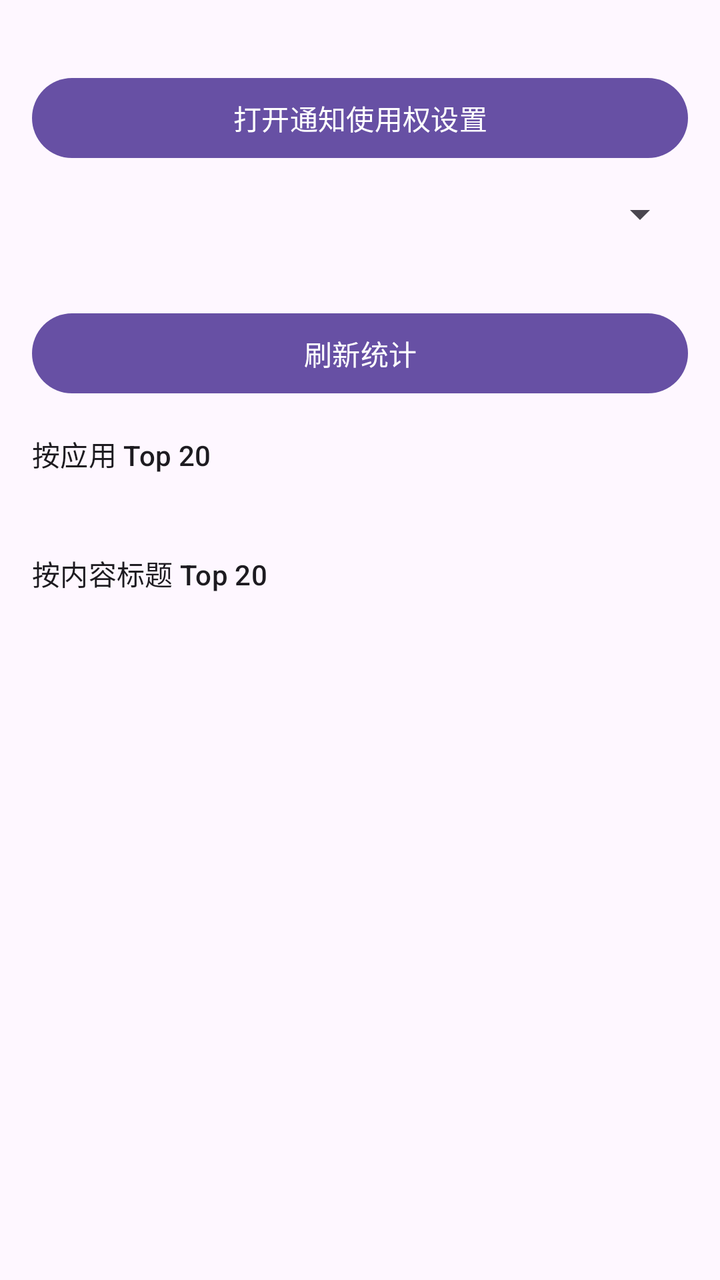
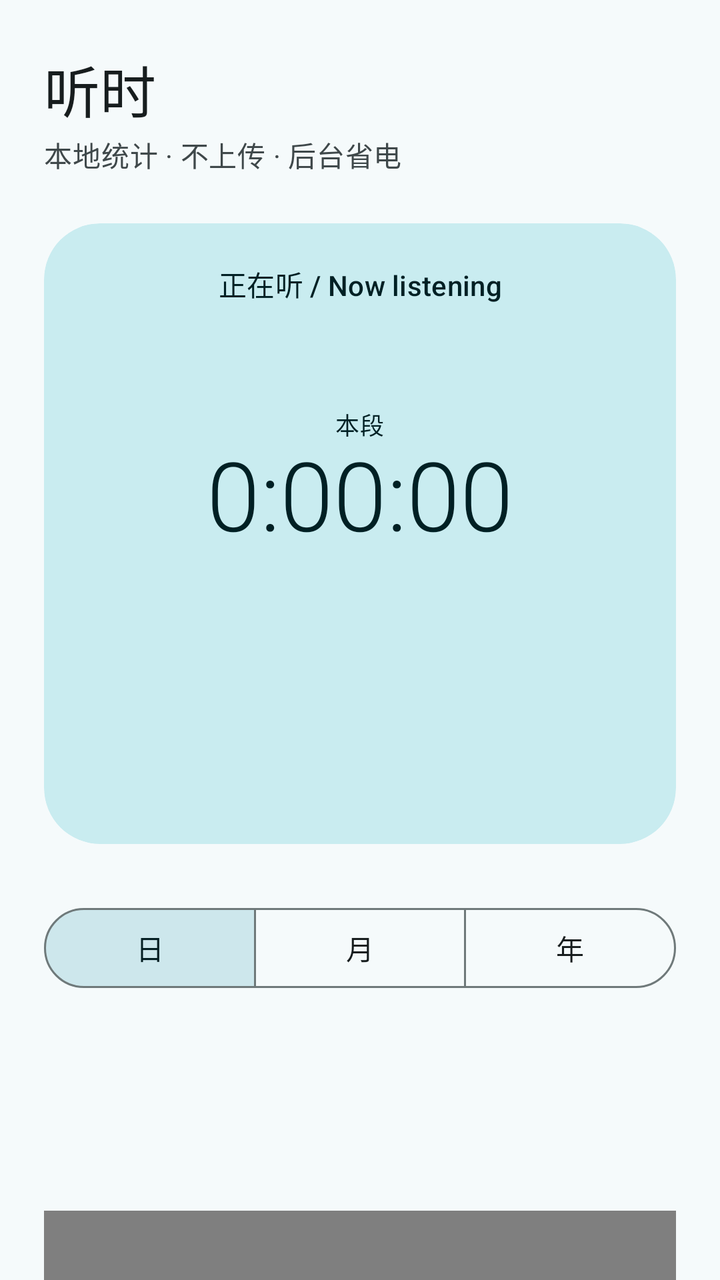

Two renders of the same Android screen: before a commit and after it. Below are the layout's source before the change and the commit's diff.
<!-- AndroidManifest.xml: application theme Theme.ListenStat -->
<!-- res/layout/activity_main.xml -->
<?xml version="1.0" encoding="utf-8"?>
<ScrollView xmlns:android="http://schemas.android.com/apk/res/android"
    android:layout_width="match_parent"
    android:layout_height="match_parent"
    android:padding="16dp">

    <LinearLayout
        android:layout_width="match_parent"
        android:layout_height="wrap_content"
        android:orientation="vertical">

        <TextView
            android:id="@+id/txtPermission"
            android:layout_width="match_parent"
            android:layout_height="wrap_content"
            android:textAppearance="?attr/textAppearanceBodyMedium" />

        <Button
            android:id="@+id/btnPermission"
            android:layout_width="match_parent"
            android:layout_height="wrap_content"
            android:text="@string/open_permission" />

        <Spinner
            android:id="@+id/spinnerRange"
            android:layout_width="match_parent"
            android:layout_height="wrap_content"
            android:layout_marginTop="12dp" />

        <TextView
            android:id="@+id/txtTotal"
            android:layout_width="match_parent"
            android:layout_height="wrap_content"
            android:layout_marginTop="12dp"
            android:textAppearance="?attr/textAppearanceTitleMedium" />

        <Button
            android:id="@+id/btnRefresh"
            android:layout_width="match_parent"
            android:layout_height="wrap_content"
            android:text="@string/refresh" />

        <TextView
            android:layout_width="match_parent"
            android:layout_height="wrap_content"
            android:layout_marginTop="16dp"
            android:text="@string/section_apps"
            android:textAppearance="?attr/textAppearanceTitleSmall" />

        <TextView
            android:id="@+id/txtApps"
            android:layout_width="match_parent"
            android:layout_height="wrap_content"
            android:layout_marginTop="4dp"
            android:textIsSelectable="true" />

        <TextView
            android:layout_width="match_parent"
            android:layout_height="wrap_content"
            android:layout_marginTop="16dp"
            android:text="@string/section_titles"
            android:textAppearance="?attr/textAppearanceTitleSmall" />

        <TextView
            android:id="@+id/txtTitles"
            android:layout_width="match_parent"
            android:layout_height="wrap_content"
            android:layout_marginTop="4dp"
            android:textIsSelectable="true" />
    </LinearLayout>
</ScrollView>
<!-- resources referenced by this layout -->
<resources>
  <string name="open_permission">打开通知使用权设置</string>
  <string name="refresh">刷新统计</string>
  <style name="Theme.ListenStat" parent="Theme.Material3.DayNight.NoActionBar" />
  <!-- unchanged entries left out for length: 2 -->
</resources>

<!-- the commit's change to res/layout/activity_main.xml (unified diff, before → after) -->
@@ -1,71 +1,338 @@
 <?xml version="1.0" encoding="utf-8"?>
-<ScrollView xmlns:android="http://schemas.android.com/apk/res/android"
+<androidx.core.widget.NestedScrollView xmlns:android="http://schemas.android.com/apk/res/android"
+    xmlns:app="http://schemas.android.com/apk/res-auto"
+    android:id="@+id/scroll"
     android:layout_width="match_parent"
     android:layout_height="match_parent"
-    android:padding="16dp">
+    android:background="?android:attr/colorBackground"
+    android:clipToPadding="false">
 
     <LinearLayout
+        android:id="@+id/content"
         android:layout_width="match_parent"
         android:layout_height="wrap_content"
-        android:orientation="vertical">
-
+        android:orientation="vertical"
+        android:paddingHorizontal="22dp"
+        android:paddingTop="24dp"
+        android:paddingBottom="32dp">
+
+        
         <TextView
-            android:id="@+id/txtPermission"
-            android:layout_width="match_parent"
-            android:layout_height="wrap_content"
-            android:textAppearance="?attr/textAppearanceBodyMedium" />
-
-        <Button
-            android:id="@+id/btnPermission"
-            android:layout_width="match_parent"
-            android:layout_height="wrap_content"
-            android:text="@string/open_permission" />
-
-        <Spinner
-            android:id="@+id/spinnerRange"
-            android:layout_width="match_parent"
-            android:layout_height="wrap_content"
-            android:layout_marginTop="12dp" />
+            android:layout_width="match_parent"
+            android:layout_height="wrap_content"
+            android:text="@string/header_title"
+            android:textAppearance="?attr/textAppearanceHeadlineMedium"
+            android:textColor="?attr/colorOnBackground" />
 
         <TextView
-            android:id="@+id/txtTotal"
-            android:layout_width="match_parent"
-            android:layout_height="wrap_content"
-            android:layout_marginTop="12dp"
-            android:textAppearance="?attr/textAppearanceTitleMedium" />
-
-        <Button
-            android:id="@+id/btnRefresh"
-            android:layout_width="match_parent"
-            android:layout_height="wrap_content"
-            android:text="@string/refresh" />
-
-        <TextView
-            android:layout_width="match_parent"
-            android:layout_height="wrap_content"
-            android:layout_marginTop="16dp"
-            android:text="@string/section_apps"
-            android:textAppearance="?attr/textAppearanceTitleSmall" />
-
-        <TextView
-            android:id="@+id/txtApps"
-            android:layout_width="match_parent"
-            android:layout_height="wrap_content"
-            android:layout_marginTop="4dp"
-            android:textIsSelectable="true" />
-
-        <TextView
-            android:layout_width="match_parent"
-            android:layout_height="wrap_content"
-            android:layout_marginTop="16dp"
-            android:text="@string/section_titles"
-            android:textAppearance="?attr/textAppearanceTitleSmall" />
-
-        <TextView
-            android:id="@+id/txtTitles"
-            android:layout_width="match_parent"
-            android:layout_height="wrap_content"
-            android:layout_marginTop="4dp"
-            android:textIsSelectable="true" />
+            android:layout_width="match_parent"
+            android:layout_height="wrap_content"
+            android:layout_marginTop="2dp"
+            android:text="@string/header_subtitle"
+            android:textAppearance="?attr/textAppearanceBodyMedium"
+            android:textColor="?attr/colorOnSurfaceVariant" />
+
+        
+        <com.google.android.material.card.MaterialCardView
+            android:id="@+id/cardPermission"
+            style="@style/LS.Card"
+            android:layout_width="match_parent"
+            android:layout_height="wrap_content"
+            android:layout_marginTop="24dp"
+            android:visibility="gone"
+            app:cardBackgroundColor="?attr/colorTertiaryContainer">
+
+            <LinearLayout
+                android:layout_width="match_parent"
+                android:layout_height="wrap_content"
+                android:orientation="vertical"
+                android:padding="24dp">
+
+                <TextView
+                    android:layout_width="match_parent"
+                    android:layout_height="wrap_content"
+                    android:text="@string/permission_title"
+                    android:textAppearance="?attr/textAppearanceTitleLarge" />
+
+                <TextView
+                    android:layout_width="match_parent"
+                    android:layout_height="wrap_content"
+                    android:layout_marginTop="8dp"
+                    android:lineSpacingMultiplier="1.2"
+                    android:text="@string/permission_body"
+                    android:textAppearance="?attr/textAppearanceBodyMedium" />
+
+                <com.google.android.material.button.MaterialButton
+                    android:id="@+id/btnPermission"
+                    android:layout_width="wrap_content"
+                    android:layout_height="wrap_content"
+                    android:layout_marginTop="16dp"
+                    android:text="@string/open_permission" />
+            </LinearLayout>
+        </com.google.android.material.card.MaterialCardView>
+
+        
+        <com.google.android.material.card.MaterialCardView
+            android:id="@+id/cardLive"
+            style="@style/LS.Card"
+            android:layout_width="match_parent"
+            android:layout_height="wrap_content"
+            android:layout_marginTop="24dp"
+            app:cardBackgroundColor="?attr/colorPrimaryContainer"
+            app:cardCornerRadius="28dp">
+
+            <LinearLayout
+                android:layout_width="match_parent"
+                android:layout_height="wrap_content"
+                android:gravity="center_horizontal"
+                android:orientation="vertical"
+                android:paddingHorizontal="24dp"
+                android:paddingTop="20dp"
+                android:paddingBottom="24dp">
+
+                <TextView
+                    android:id="@+id/txtLiveLabel"
+                    android:layout_width="match_parent"
+                    android:layout_height="wrap_content"
+                    android:gravity="center"
+                    android:text="@string/now_listening"
+                    android:textAppearance="?attr/textAppearanceLabelLarge"
+                    android:textColor="?attr/colorOnPrimaryContainer" />
+
+                <FrameLayout
+                    android:layout_width="match_parent"
+                    android:layout_height="168dp"
+                    android:layout_marginTop="4dp">
+
+                    <View
+                        android:id="@+id/breath"
+                        android:layout_width="152dp"
+                        android:layout_height="152dp"
+                        android:layout_gravity="center"
+                        android:alpha="0"
+                        android:background="@drawable/breath_circle"
+                        android:importantForAccessibility="no" />
+
+                    <LinearLayout
+                        android:layout_width="wrap_content"
+                        android:layout_height="wrap_content"
+                        android:layout_gravity="center"
+                        android:gravity="center_horizontal"
+                        android:orientation="vertical">
+
+                        <TextView
+                            android:id="@+id/txtLiveCaption"
+                            android:layout_width="wrap_content"
+                            android:layout_height="wrap_content"
+                            android:text="@string/live_elapsed_label"
+                            android:textAppearance="?attr/textAppearanceLabelMedium"
+                            android:textColor="?attr/colorOnPrimaryContainer" />
+
+                        <TextView
+                            android:id="@+id/txtLiveTimer"
+                            android:layout_width="wrap_content"
+                            android:layout_height="wrap_content"
+                            android:fontFamily="sans-serif-light"
+                            android:fontFeatureSettings="tnum"
+                            android:includeFontPadding="false"
+                            android:text="0:00:00"
+                            android:textColor="?attr/colorOnPrimaryContainer"
+                            android:textSize="48sp" />
+                    </LinearLayout>
+                </FrameLayout>
+
+                <TextView
+                    android:id="@+id/txtLiveTitle"
+                    android:layout_width="match_parent"
+                    android:layout_height="wrap_content"
+                    android:ellipsize="end"
+                    android:gravity="center"
+                    android:maxLines="2"
+                    android:textAppearance="?attr/textAppearanceTitleMedium"
+                    android:textColor="?attr/colorOnPrimaryContainer" />
+
+                <TextView
+                    android:id="@+id/txtLiveApp"
+                    android:layout_width="match_parent"
+                    android:layout_height="wrap_content"
+                    android:layout_marginTop="2dp"
+                    android:gravity="center"
+                    android:textAppearance="?attr/textAppearanceBodyMedium"
+                    android:textColor="?attr/colorOnPrimaryContainer" />
+
+                <TextView
+                    android:id="@+id/txtLiveToday"
+                    android:layout_width="match_parent"
+                    android:layout_height="wrap_content"
+                    android:layout_marginTop="12dp"
+                    android:alpha="0.8"
+                    android:fontFeatureSettings="tnum"
+                    android:gravity="center"
+                    android:textAppearance="?attr/textAppearanceLabelLarge"
+                    android:textColor="?attr/colorOnPrimaryContainer" />
+            </LinearLayout>
+        </com.google.android.material.card.MaterialCardView>
+
+        
+        <com.google.android.material.button.MaterialButtonToggleGroup
+            android:id="@+id/rangeGroup"
+            android:layout_width="match_parent"
+            android:layout_height="wrap_content"
+            android:layout_marginTop="28dp"
+            app:checkedButton="@id/btnDay"
+            app:selectionRequired="true"
+            app:singleSelection="true">
+
+            <com.google.android.material.button.MaterialButton
+                android:id="@+id/btnDay"
+                style="?attr/materialButtonOutlinedStyle"
+                android:layout_width="0dp"
+                android:layout_height="wrap_content"
+                android:layout_weight="1"
+                android:text="@string/range_day" />
+
+            <com.google.android.material.button.MaterialButton
+                android:id="@+id/btnMonth"
+                style="?attr/materialButtonOutlinedStyle"
+                android:layout_width="0dp"
+                android:layout_height="wrap_content"
+                android:layout_weight="1"
+                android:text="@string/range_month" />
+
+            <com.google.android.material.button.MaterialButton
+                android:id="@+id/btnYear"
+                style="?attr/materialButtonOutlinedStyle"
+                android:layout_width="0dp"
+                android:layout_height="wrap_content"
+                android:layout_weight="1"
+                android:text="@string/range_year" />
+        </com.google.android.material.button.MaterialButtonToggleGroup>
+
+        
+        <LinearLayout
+            android:id="@+id/stats"
+            android:layout_width="match_parent"
+            android:layout_height="wrap_content"
+            android:orientation="vertical">
+
+            <TextView
+                android:id="@+id/txtTotalLabel"
+                android:layout_width="match_parent"
+                android:layout_height="wrap_content"
+                android:layout_marginTop="24dp"
+                android:textAppearance="?attr/textAppearanceLabelLarge"
+                android:textColor="?attr/colorOnSurfaceVariant" />
+
+            <TextView
+                android:id="@+id/txtTotal"
+                android:layout_width="match_parent"
+                android:layout_height="wrap_content"
+                android:fontFeatureSettings="tnum"
+                android:textAppearance="?attr/textAppearanceDisplaySmall"
+                android:textColor="?attr/colorOnBackground" />
+
+            <com.dongzhongcen.listenstat.ui.BarChartView
+                android:id="@+id/chart"
+                android:layout_width="match_parent"
+                android:layout_height="132dp"
+                android:layout_marginTop="16dp" />
+
+            <com.google.android.material.card.MaterialCardView
+                android:id="@+id/cardEmpty"
+                style="@style/LS.Card"
+                android:layout_width="match_parent"
+                android:layout_height="wrap_content"
+                android:layout_marginTop="24dp"
+                android:visibility="gone">
+
+                <LinearLayout
+                    android:layout_width="match_parent"
+                    android:layout_height="wrap_content"
+                    android:gravity="center_horizontal"
+                    android:orientation="vertical"
+                    android:padding="32dp">
+
+                    <TextView
+                        android:layout_width="wrap_content"
+                        android:layout_height="wrap_content"
+                        android:text="🎧"
+                        android:textSize="36sp" />
+
+                    <TextView
+                        android:layout_width="wrap_content"
+                        android:layout_height="wrap_content"
+                        android:layout_marginTop="12dp"
+                        android:text="@string/empty_title"
+                        android:textAppearance="?attr/textAppearanceTitleMedium" />
+
+                    <TextView
+                        android:layout_width="wrap_content"
+                        android:layout_height="wrap_content"
+                        android:layout_marginTop="4dp"
+                        android:gravity="center"
+                        android:text="@string/empty_body"
+                        android:textAppearance="?attr/textAppearanceBodyMedium"
+                        android:textColor="?attr/colorOnSurfaceVariant" />
+                </LinearLayout>
+            </com.google.android.material.card.MaterialCardView>
+
+            <com.google.android.material.card.MaterialCardView
+                android:id="@+id/cardApps"
+                style="@style/LS.Card"
+                android:layout_width="match_parent"
+                android:layout_height="wrap_content"
+                android:layout_marginTop="24dp">
+
+                <LinearLayout
+                    android:layout_width="match_parent"
+                    android:layout_height="wrap_content"
+                    android:orientation="vertical"
+                    android:paddingHorizontal="20dp"
+                    android:paddingVertical="20dp">
+
+                    <TextView
+                        style="@style/LS.SectionTitle"
+                        android:layout_width="match_parent"
+                        android:layout_height="wrap_content"
+                        android:text="@string/section_apps" />
+
+                    <LinearLayout
+                        android:id="@+id/listApps"
+                        android:layout_width="match_parent"
+                        android:layout_height="wrap_content"
+                        android:layout_marginTop="8dp"
+                        android:orientation="vertical" />
+                </LinearLayout>
+            </com.google.android.material.card.MaterialCardView>
+
+            <com.google.android.material.card.MaterialCardView
+                android:id="@+id/cardTitles"
+                style="@style/LS.Card"
+                android:layout_width="match_parent"
+                android:layout_height="wrap_content"
+                android:layout_marginTop="16dp">
+
+                <LinearLayout
+                    android:layout_width="match_parent"
+                    android:layout_height="wrap_content"
+                    android:orientation="vertical"
+                    android:paddingHorizontal="20dp"
+                    android:paddingVertical="20dp">
+
+                    <TextView
+                        style="@style/LS.SectionTitle"
+                        android:layout_width="match_parent"
+                        android:layout_height="wrap_content"
+                        android:text="@string/section_titles" />
+
+                    <LinearLayout
+                        android:id="@+id/listTitles"
+                        android:layout_width="match_parent"
+                        android:layout_height="wrap_content"
+                        android:layout_marginTop="8dp"
+                        android:orientation="vertical" />
+                </LinearLayout>
+            </com.google.android.material.card.MaterialCardView>
+        </LinearLayout>
     </LinearLayout>
-</ScrollView>
+</androidx.core.widget.NestedScrollView>
<!-- resource entries referenced after the edit -->
@@ -1,8 +1,77 @@
 <!-- resources referenced by this layout -->
 <resources>
-  <string name="open_permission">打开通知使用权设置</string>
-  <string name="refresh">刷新统计</string>
-  <style name="Theme.ListenStat" parent="Theme.Material3.DayNight.NoActionBar" />
+  <!-- drawable breath_circle (drawable) -->
+  <?xml version="1.0" encoding="utf-8"?>
+  <shape xmlns:android="http://schemas.android.com/apk/res/android" android:shape="oval">
+      <solid android:color="#FFFFFFFF" />
+  </shape>
+  <string name="empty_body">先放一段有声书或音乐，回来就能看到统计。</string>
+  <string name="empty_title">这里还很安静</string>
+  <string name="header_subtitle">本地统计 · 不上传 · 后台省电</string>
+  <string name="header_title">听时</string>
+  <string name="live_elapsed_label">本段</string>
+  <string name="now_listening">正在听 / Now listening</string>
+  <string name="open_permission">去开启通知使用权</string>
+  <string name="permission_body">ListenStat 需要「通知使用权」来读取系统正在播放的媒体会话。数据只保存在本机，不上传。</string>
+  <string name="permission_title">还差一步</string>
+  <string name="range_day">日</string>
+  <string name="range_month">月</string>
+  <string name="range_year">年</string>
+  <style name="LS.Card" parent="Widget.Material3.CardView.Filled">
+          <item name="cardCornerRadius">24dp</item>
+          <item name="cardBackgroundColor">?attr/colorSurfaceContainerLow</item>
+          <item name="cardElevation">0dp</item>
+      </style>
+  <style name="LS.SectionTitle" parent="">
+          <item name="android:textAppearance">?attr/textAppearanceTitleMedium</item>
+          <item name="android:textColor">?attr/colorOnSurface</item>
+      </style>
+  <style name="Theme.ListenStat" parent="Theme.Material3.DayNight.NoActionBar">
+          <item name="colorPrimary">@color/ls_primary</item>
+          <item name="colorOnPrimary">@color/ls_on_primary</item>
+          <item name="colorPrimaryContainer">@color/ls_primary_container</item>
+          <item name="colorOnPrimaryContainer">@color/ls_on_primary_container</item>
+          <item name="colorSecondary">@color/ls_secondary</item>
+          <item name="colorOnSecondary">@color/ls_on_secondary</item>
+          <item name="colorSecondaryContainer">@color/ls_secondary_container</item>
+          <item name="colorOnSecondaryContainer">@color/ls_on_secondary_container</item>
+          <item name="colorTertiary">@color/ls_tertiary</item>
+          <item name="colorTertiaryContainer">@color/ls_tertiary_container</item>
+          <item name="android:colorBackground">@color/ls_background</item>
+          <item name="colorOnBackground">@color/ls_on_background</item>
+          <item name="colorSurface">@color/ls_surface</item>
+          <item name="colorOnSurface">@color/ls_on_surface</item>
+          <item name="colorSurfaceVariant">@color/ls_surface_variant</item>
+          <item name="colorOnSurfaceVariant">@color/ls_on_surface_variant</item>
+          <item name="colorSurfaceContainerLow">@color/ls_surface_container_low</item>
+          <item name="colorSurfaceContainer">@color/ls_surface_container</item>
+          <item name="colorSurfaceContainerHigh">@color/ls_surface_container_high</item>
+          <item name="colorOutline">@color/ls_outline</item>
+          <item name="colorOutlineVariant">@color/ls_outline_variant</item>
+          <item name="android:statusBarColor">@android:color/transparent</item>
+          <item name="android:navigationBarColor">@android:color/transparent</item>
+      </style>
+  <color name="ls_primary">#2B6A73</color>
+  <color name="ls_on_primary">#FFFFFF</color>
+  <color name="ls_primary_container">#C9ECF0</color>
+  <color name="ls_on_primary_container">#002024</color>
+  <color name="ls_secondary">#4A6267</color>
+  <color name="ls_on_secondary">#FFFFFF</color>
+  <color name="ls_secondary_container">#CDE7EC</color>
+  <color name="ls_on_secondary_container">#051F23</color>
+  <color name="ls_tertiary">#4D5F7C</color>
+  <color name="ls_tertiary_container">#D5E3FF</color>
+  <color name="ls_background">#F5FAFB</color>
+  <color name="ls_on_background">#171D1E</color>
+  <color name="ls_surface">#F5FAFB</color>
+  <color name="ls_on_surface">#171D1E</color>
+  <color name="ls_surface_variant">#DBE4E6</color>
+  <color name="ls_on_surface_variant">#3F484A</color>
+  <color name="ls_surface_container_low">#EFF5F6</color>
+  <color name="ls_surface_container">#E9EFF0</color>
+  <color name="ls_surface_container_high">#E3E9EA</color>
+  <color name="ls_outline">#6F797A</color>
+  <color name="ls_outline_variant">#BFC8CA</color>
   <!-- unchanged entries left out for length: 2 -->
 </resources>
 
